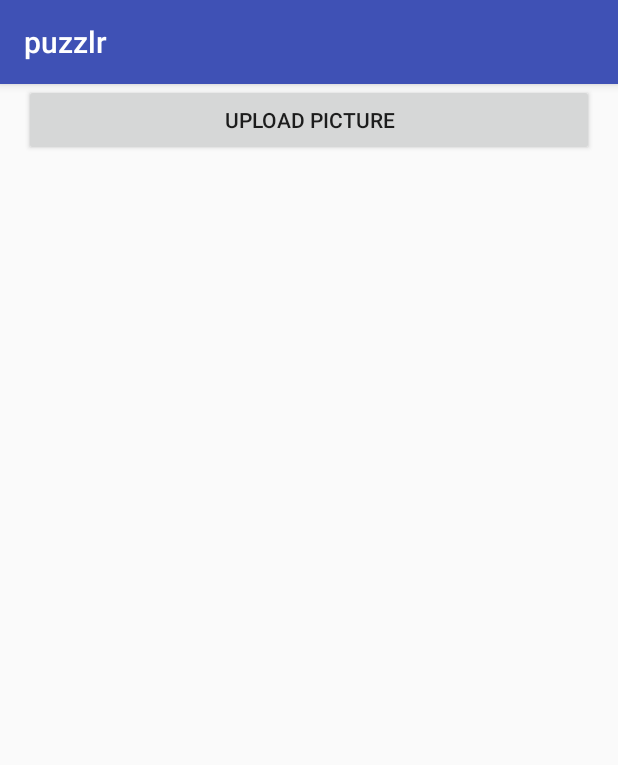
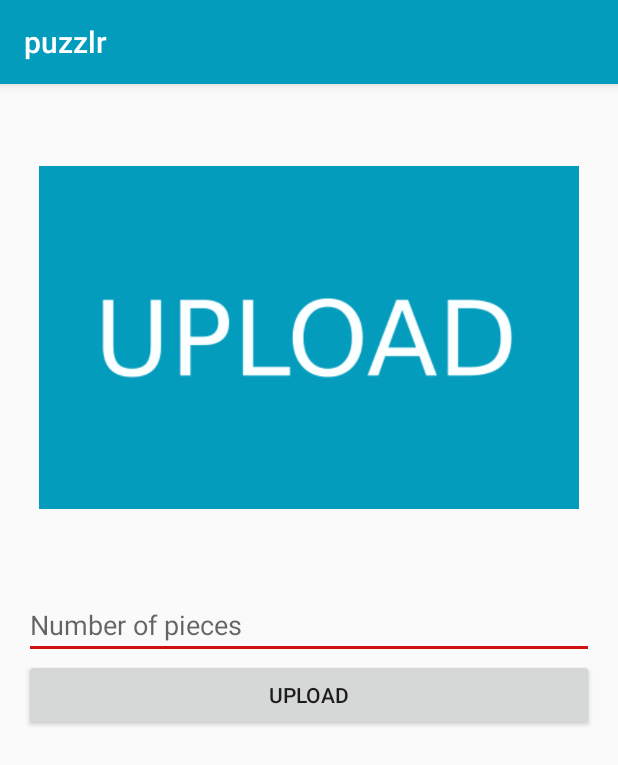
Before and after one commit to cameronjump/puzzlr, an Android app: the PieceMatchActivity screen opened directly, with no data from a screen before it, on a phone screen of 412 x 824 dp. Shown: the top 765 px of the screen. Run offline under Robolectric (Android 15) with nearby library versions, the phone set to English and light mode, and no system bars; libraries missing offline, so code that uses them is left out: com.cloudinary.android; pictures from the network do not load.

Commit message:
this is broken

```diff
--- a/android/app/build.gradle
+++ b/android/app/build.gradle
@@ -22,6 +22,7 @@ dependencies {
     implementation fileTree(dir: 'libs', include: ['*.jar'])
     implementation 'com.android.support:appcompat-v7:28.0.0-alpha3'
     implementation 'com.android.support.constraint:constraint-layout:1.1.2'
+    compile group: 'com.cloudinary', name: 'cloudinary-android', version: '1.24.0'
     testImplementation 'junit:junit:4.12'
     androidTestImplementation 'com.android.support.test:runner:1.0.2'
     androidTestImplementation 'com.android.support.test.espresso:espresso-core:3.0.2'
--- a/android/app/src/main/AndroidManifest.xml
+++ b/android/app/src/main/AndroidManifest.xml
@@ -1,12 +1,17 @@
 <?xml version="1.0" encoding="utf-8"?>
 <manifest xmlns:android="http://schemas.android.com/apk/res/android"
+    xmlns:tools="http://schemas.android.com/tools"
     package="room323.puzzlr">
 
     <uses-permission android:name="android.permission.CAMERA" />
     <uses-feature android:name="android.hardware.camera" />
     <uses-permission android:name="android.permission.WRITE_EXTERNAL_STORAGE" />
+    <uses-feature
+        android:name="android.hardware.camera.any"
+        android:required="true" />
 
     <application
+        android:name=".MainApplication"
         android:allowBackup="true"
         android:icon="@mipmap/ic_launcher"
         android:label="@string/app_name"
--- a/android/app/src/main/java/room323/puzzlr/PieceMatchActivity.java
+++ b/android/app/src/main/java/room323/puzzlr/PieceMatchActivity.java
@@ -1,17 +1,31 @@
 package room323.puzzlr;
 
-import android.app.Activity;
+import android.Manifest;
 import android.app.AlertDialog;
 import android.content.DialogInterface;
 import android.content.Intent;
+import android.content.pm.PackageManager;
+import android.database.Cursor;
+import android.graphics.Bitmap;
+import android.graphics.BitmapFactory;
 import android.net.Uri;
 import android.os.Bundle;
 import android.provider.MediaStore;
 import android.support.v7.app.AppCompatActivity;
+import android.util.Base64;
 import android.util.Log;
 import android.view.View;
-import android.widget.Button;
 import android.widget.ImageView;
+
+import com.cloudinary.android.MediaManager;
+
+
+import java.io.ByteArrayOutputStream;
+import java.io.File;
+import java.io.IOException;
+import java.io.InputStream;
+import java.util.HashMap;
+import java.util.Map;
 
 public class PieceMatchActivity extends AppCompatActivity {
 
@@ -20,13 +34,23 @@ public class PieceMatchActivity extends AppCompatActivity {
 
     @Override
     protected void onCreate(Bundle savedInstanceState) {
+
+        if (checkSelfPermission(Manifest.permission.CAMERA)
+                != PackageManager.PERMISSION_GRANTED) {
+            requestPermissions(new String[]{Manifest.permission.CAMERA},
+                    0);
+        }
+
+        if (checkSelfPermission(Manifest.permission.WRITE_EXTERNAL_STORAGE)
+                != PackageManager.PERMISSION_GRANTED) {
+            requestPermissions(new String[]{Manifest.permission.WRITE_EXTERNAL_STORAGE},
+                    0);
+        }
         super.onCreate(savedInstanceState);
         setContentView(R.layout.piece_match_main);
 
         imageview = findViewById(R.id.refimage);
-
-        Button refupload = findViewById(R.id.refupload);
-        refupload.setOnClickListener(new View.OnClickListener() {
+        imageview.setOnClickListener(new View.OnClickListener() {
             @Override
             public void onClick(View view) {
                 cameraDialog();
@@ -34,22 +58,96 @@ public class PieceMatchActivity extends AppCompatActivity {
         });
     }
 
+        /*try {
+            cloudinary.uploader().upload(path, new HashMap());
+        }
+        catch (Exception e) {
+            Log.d("Pizza", e.toString());
+        }*/
+
+
+
+
+
+
+
+        /*try {
+            Thread thread = new Thread(new Runnable() {
+                @Override
+                public void run() {
+                    try {
+                        URL url = new URL("https://dry-falls-41246.herokuapp.com/process_image");
+                        HttpURLConnection conn = (HttpURLConnection) url.openConnection();
+                        conn.setRequestMethod("POST");
+                        conn.setRequestProperty("Content-Type", "application/json;charset=UTF-8");
+                        conn.setRequestProperty("Accept","application/json");
+                        conn.setDoOutput(true);
+                        conn.setDoInput(true);
+
+                        JSONObject jsonParam = new JSONObject();
+
+                        jsonParam.put("image", bitMapToString(bitmap));
+
+                        Log.d(TAG, jsonParam.toString());
+                        DataOutputStream os = new DataOutputStream(conn.getOutputStream());
+                        //os.writeBytes(URLEncoder.encode(jsonParam.toString(), "UTF-8"));
+                        os.writeBytes(jsonParam.toString());
+
+                        os.flush();
+                        os.close();
+
+                        Log.d(TAG, String.valueOf(conn.getResponseCode()));
+                        Log.d(TAG , conn.getResponseMessage());
+                        InputStream is = conn.getInputStream();
+                        Scanner s = new Scanner(is).useDelimiter("\\A");
+                        String result = s.hasNext() ? s.next() : "";
+                        Log.d(TAG, result);
+
+                        conn.disconnect();
+                    } catch (Exception e) {
+                        Log.d(TAG, e.toString());
+                    }
+                }
+            });
+
+            thread.start();
+        }
+        catch (Exception e) {
+            Log.d(TAG, e.toString());
+        }*/
+
+
+    private byte[] getBytes(InputStream inputStream) throws IOException {
+        ByteArrayOutputStream byteBuffer = new ByteArrayOutputStream();
+        int bufferSize = 1024;
+        byte[] buffer = new byte[bufferSize];
+
+        int len = 0;
+        while ((len = inputStream.read(buffer)) != -1) {
+            byteBuffer.write(buffer, 0, len);
+        }
+        return byteBuffer.toByteArray();
+    }
+
     protected void onActivityResult(int requestCode, int resultCode, Intent imageReturnedIntent) {
         super.onActivityResult(requestCode, resultCode, imageReturnedIntent);
-        switch(requestCode) {
-            case 0:
-                if(resultCode == RESULT_OK){
-                    Uri selectedImage = imageReturnedIntent.getData();
-                    imageview.setImageURI(selectedImage);
-                }
-
-                break;
-            case 1:
-                if(resultCode == RESULT_OK){
-                    Uri selectedImage = imageReturnedIntent.getData();
-                    imageview.setImageURI(selectedImage);
-                }
-                break;
+        if(resultCode == RESULT_OK){
+            Bitmap imageBitmap;
+            if (requestCode == 0) {
+                Bundle extras = imageReturnedIntent.getExtras();
+                imageBitmap = (Bitmap) extras.get("data");
+                imageview.setImageBitmap(imageBitmap);
+            }
+            else if (requestCode == 1) {
+                Uri selectedImage = imageReturnedIntent.getData();
+                imageview.setImageURI(selectedImage);
+                BitmapFactory.Options options = new BitmapFactory.Options();
+                options.inPreferredConfig = Bitmap.Config.ARGB_8888;
+                imageBitmap = BitmapFactory.decodeFile(getRealPathFromURI(selectedImage), options);
+                imageview.setImageBitmap(imageBitmap);
+                Log.d("Frisbee", getRealPathFromURI(selectedImage));
+                uploadFile(getRealPathFromURI(selectedImage));
+            }
         }
     }
 
@@ -60,7 +158,7 @@ public class PieceMatchActivity extends AppCompatActivity {
                 new DialogInterface.OnClickListener() {
                     public void onClick(DialogInterface dialog, int which) {
                         Intent takePicture = new Intent(MediaStore.ACTION_IMAGE_CAPTURE);
-                        startActivityForResult(takePicture, 0);//zero can be replaced with any action code
+                        startActivityForResult(takePicture, 0);
                         dialog.dismiss();
                     }
                 });
@@ -69,7 +167,7 @@ public class PieceMatchActivity extends AppCompatActivity {
                     public void onClick(DialogInterface dialog, int which) {
                         Intent pickPhoto = new Intent(Intent.ACTION_PICK,
                                 android.provider.MediaStore.Images.Media.EXTERNAL_CONTENT_URI);
-                        startActivityForResult(pickPhoto , 1);//one can be replaced with any action code
+                        startActivityForResult(pickPhoto , 1);
                         dialog.dismiss();
                     }
                 });
@@ -81,4 +179,31 @@ public class PieceMatchActivity extends AppCompatActivity {
                 });
         alertDialog.show();
     }
+
+    public String getRealPathFromURI(Uri uri) {
+        Cursor cursor = getContentResolver().query(uri, null, null, null, null);
+        cursor.moveToFirst();
+        int idx = cursor.getColumnIndex(MediaStore.Images.ImageColumns.DATA);
+        return cursor.getString(idx);
+    }
+
+    public String bitMapToString(Bitmap bitmap){
+        ByteArrayOutputStream baos=new  ByteArrayOutputStream();
+        bitmap.compress(Bitmap.CompressFormat.PNG,100, baos);
+        byte [] b=baos.toByteArray();
+        String temp=Base64.encodeToString(b, Base64.DEFAULT);
+        return temp;
+    }
+
+    private void uploadFile(String path) {
+
+        File file = new File(path);
+        if (file.exists()) {
+            String requestId = MediaManager.get().upload(path).dispatch();
+            Log.d("Frisbee", requestId);
+        } else {
+            Log.d("Frisbee", path + "not found");
+        }
+    }
+
 }
--- a/android/app/src/main/res/layout/piece_match_main.xml
+++ b/android/app/src/main/res/layout/piece_match_main.xml
@@ -7,16 +7,26 @@
     android:paddingRight="16dp"
     android:orientation="vertical" >
 
-    <Button
-        android:text="Upload Picture"
+    <ImageView
+        android:padding="10dp"
         android:layout_width="match_parent"
         android:layout_height="wrap_content"
-        android:id="@+id/refupload"/>
+        android:id="@+id/refimage"
+        android:src="@drawable/upload"/>
 
-    <ImageView
+    <EditText
+        android:id="@+id/number"
         android:layout_width="match_parent"
         android:layout_height="wrap_content"
-        android:id="@+id/refimage"/>
+        android:ems="10"
+        android:inputType="number"
+        android:hint="Number of pieces"/>
+
+    <Button
+        android:id="@+id/upload"
+        android:layout_width="match_parent"
+        android:layout_height="wrap_content"
+        android:text="Upload"/>
 
 
 </LinearLayout>
--- a/android/app/src/main/res/values/colors.xml
+++ b/android/app/src/main/res/values/colors.xml
@@ -1,6 +1,6 @@
 <?xml version="1.0" encoding="utf-8"?>
 <resources>
-    <color name="colorPrimary">#3F51B5</color>
+    <color name="colorPrimary">#039CBD</color>
     <color name="colorPrimaryDark">#303F9F</color>
-    <color name="colorAccent">#FF4081</color>
+    <color name="colorAccent">#d11013</color>
 </resources>
--- a/android/build.gradle
+++ b/android/build.gradle
@@ -4,6 +4,7 @@ buildscript {
 
     repositories {
         google()
+        mavenCentral()
         jcenter()
     }
     dependencies {
```
Also changed, not shown: android/app/src/main/res/drawable/upload.png (added), 8 other files.
